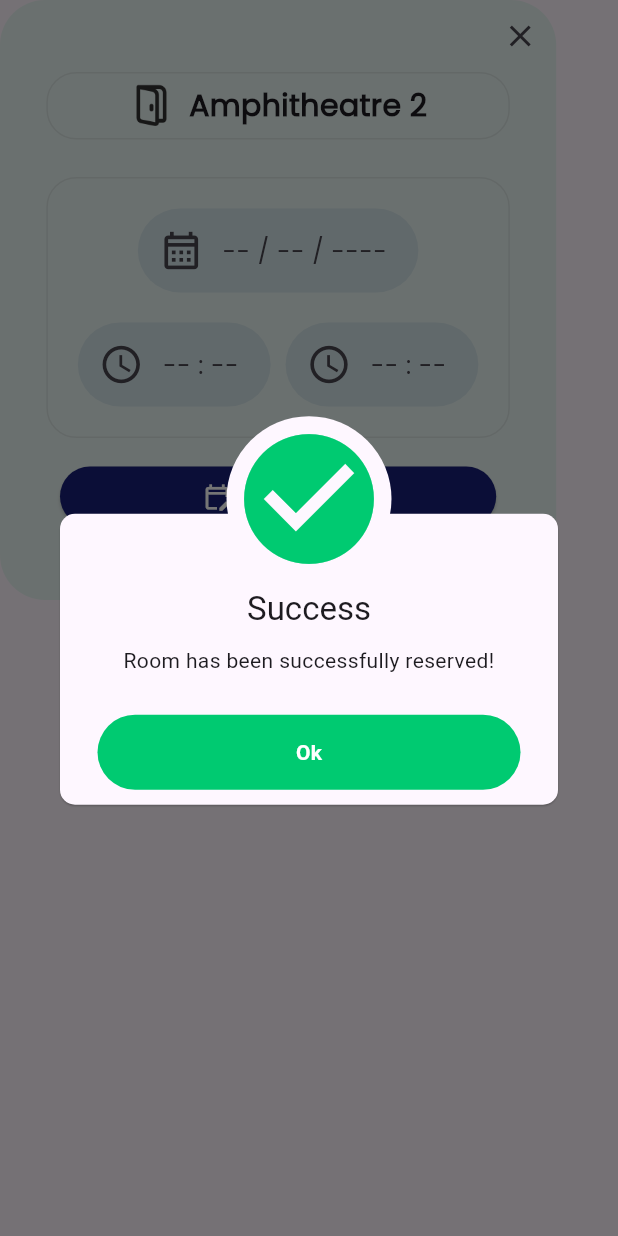
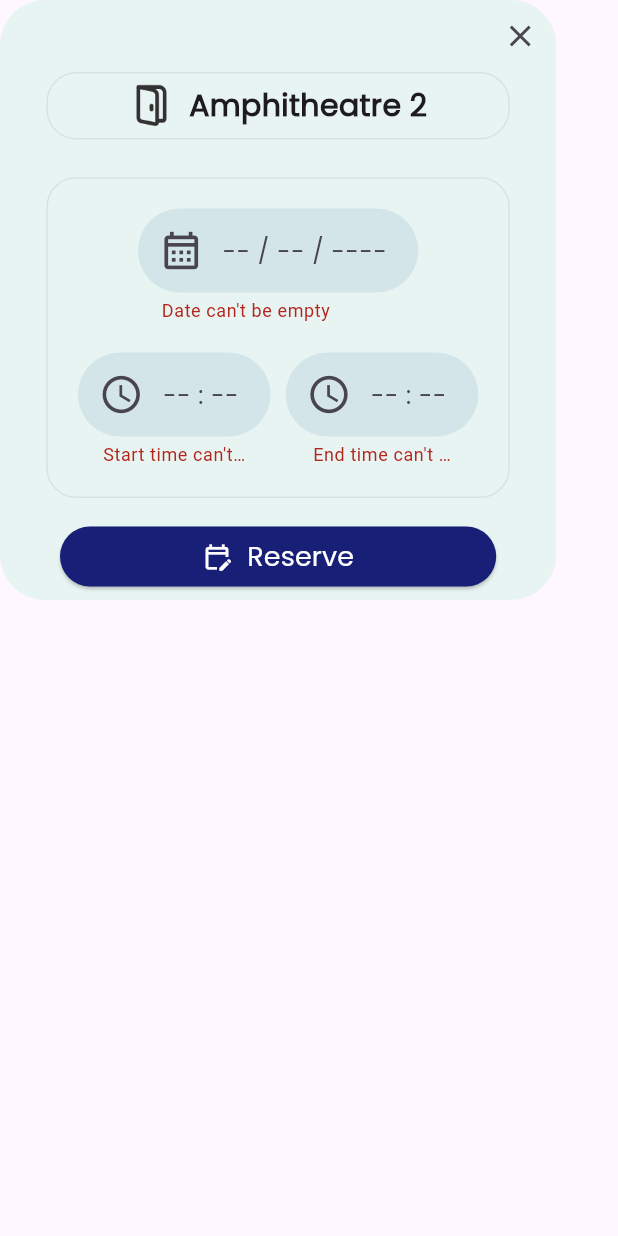
Before and after one commit to MerouaneRH/L3S6-SmartCollegeManagement, a Flutter app: the ReservationForm widget shown alone on an empty page, opened directly, after a tap on "Reserve", on a phone screen of 412 x 824 dp. Run offline on Flutter 3.47's test engine with Material 3 defaults, Android fonts, the phone set to English and light mode, and no system bars; our stand-ins replace awesome_dialog, cloud_firestore, firebase_auth, firebase_core, flutter_map, flutter_screenutil and 3 more; missing offline and left inert: flutter_map_cancellable_tile_provider; accounts and stored records are empty.

Commit message:
added valitator for reservationForm

```diff
--- a/lib/map/reservationForm.dart
+++ b/lib/map/reservationForm.dart
@@ -12,15 +12,39 @@ class ReservationForm extends StatefulWidget {
 }
 
 class _ReservationFormState extends State<ReservationForm> {
+  final _formKey = GlobalKey<FormState>(); // Add form key
 
   final TextEditingController _reservationDate = TextEditingController();
   final TextEditingController _reservationStartTime = TextEditingController();
   final TextEditingController _reservationEndTime = TextEditingController();
 
+  String? validateReservationDate(String? value) {
+    if(value!.isEmpty) {
+      return "Date can't be empty";
+    }
+    return null;
+  }
+
+  String? validateReservationStartTime(String? value) {
+    if(value!.isEmpty) {
+      return "Start time can't be empty";
+    }
+    return null;
+  }
+
+  String? validateReservationEndTime(String? value) {
+    if(value!.isEmpty) {
+      return "End time can't be empty";
+    }
+    return null;
+  }
+
   @override
   Widget build(BuildContext context) {
     User? currentLoggedInTeacher = FirebaseAuth.instance.currentUser;
     return SingleChildScrollView(
+      child: Form(
+        key: _formKey,
         child: Container(
           height: 400,
           width: MediaQuery.of(context).size.width * 0.9,
@@ -93,6 +117,7 @@ class _ReservationFormState extends State<ReservationForm> {
                         style: TextStyle(fontFamily: 'Poppins',),
                         textAlign: TextAlign.center,
                         readOnly: true,
+                        validator: validateReservationDate,
                         controller: _reservationDate,
                         decoration: const InputDecoration(
                           hintText: '-- / -- / ----',
@@ -128,11 +153,12 @@ class _ReservationFormState extends State<ReservationForm> {
                       //Text("From : "),
                       Flexible(
                         flex: 1,
-                      child: TextField(
+                        child: TextFormField(
                           style: TextStyle(fontFamily: 'Poppins',),
                           textAlign: TextAlign.center,
                           readOnly: true,
                           controller: _reservationStartTime,
+                          validator: validateReservationStartTime,
                           decoration: const InputDecoration(
                             hintText: '-- : --',
                             hintStyle: TextStyle(fontFamily: 'Poppins',),
@@ -172,11 +198,12 @@ class _ReservationFormState extends State<ReservationForm> {
                       //Text("To : "),
                       Flexible(
                         flex: 1,
-                      child: TextField(
+                        child: TextFormField(
                            style: TextStyle(fontFamily: 'Poppins',),
                           textAlign: TextAlign.center,
                           readOnly: true,
                           controller: _reservationEndTime,
+                          validator: validateReservationEndTime,
                           decoration: const InputDecoration(
                             hintText: '-- : --',
                             hintStyle: TextStyle(fontFamily: 'Poppins',),
@@ -222,6 +249,10 @@ class _ReservationFormState extends State<ReservationForm> {
                 padding: const EdgeInsets.only(left: 40, right: 40),
                 child: ElevatedButton(
                 onPressed: () async {
+                    if (!_formKey.currentState!.validate()) {
+                      print("Not valid!");
+                      return;
+                    }
                     bool hasCollision = await isBookingCollision(stringToTimestamp("05-05-2024"),_reservationStartTime.text, _reservationEndTime.text);
                     print(hasCollision);
                     //print("HHHHH");
@@ -243,8 +274,7 @@ class _ReservationFormState extends State<ReservationForm> {
                           animType: AnimType.rightSlide,
                           title: 'Success',
                           desc: 'Room has been successfully reserved!',
-                        //btnCancelOnPress: () {},
-                        btnOkOnPress: () {Navigator.pop(context);},
+                          btnOkOnPress: () {},
                         ).show();
                       } else {
                         print("Room is currently occupied at that time");
@@ -254,14 +284,17 @@ class _ReservationFormState extends State<ReservationForm> {
                           animType: AnimType.rightSlide,
                           title: 'Failed',
                           desc: 'Room is currently occupied at that time',
-                        btnCancelOnPress: () {Navigator.pop(context);},
-                        btnOkOnPress: () {Navigator.pop(context);},
+                          btnCancelOnPress: () {},
+                          btnOkOnPress: () {},
                         ).show();
                       }
                     } else{
                       print("Error");
                       Navigator.pop(context);
                     }
+                    _reservationDate.clear();
+                    _reservationStartTime.clear();
+                    _reservationEndTime.clear();
                 },
                 style: ElevatedButton.styleFrom(
                   backgroundColor: Color.fromARGB(255, 23, 31, 119),
@@ -288,6 +321,7 @@ class _ReservationFormState extends State<ReservationForm> {
                           ),
               ),
             ],
+        ),
             ),
       )
   );}
@@ -394,6 +428,9 @@ class _ReservationFormState extends State<ReservationForm> {
         //if(inputStart.isAtSameMomentAs(bookingStart) && inputEnd.isAtSameMomentAs(bookingEnd))
         if(inputStart.isAtSameMomentAs(bookingStart) && ( inputEnd.isBefore(bookingEnd)  || inputEnd.isAfter(bookingEnd) || inputEnd.isAtSameMomentAs(bookingEnd) ) )
           return true;
+
+        if( ( inputStart.isBefore(bookingStart) || inputStart.isAfter(bookingStart) ) &&  inputEnd.isAtSameMomentAs(bookingEnd) )
+        return true;
         // Check for collision
         if ((inputStart.isAfter(bookingStart) && inputStart.isBefore(bookingEnd)) ||
             (inputEnd.isAfter(bookingStart) && inputEnd.isBefore(bookingEnd)) ||
```
Lines whose indentation alone changed are shown as unchanged.
